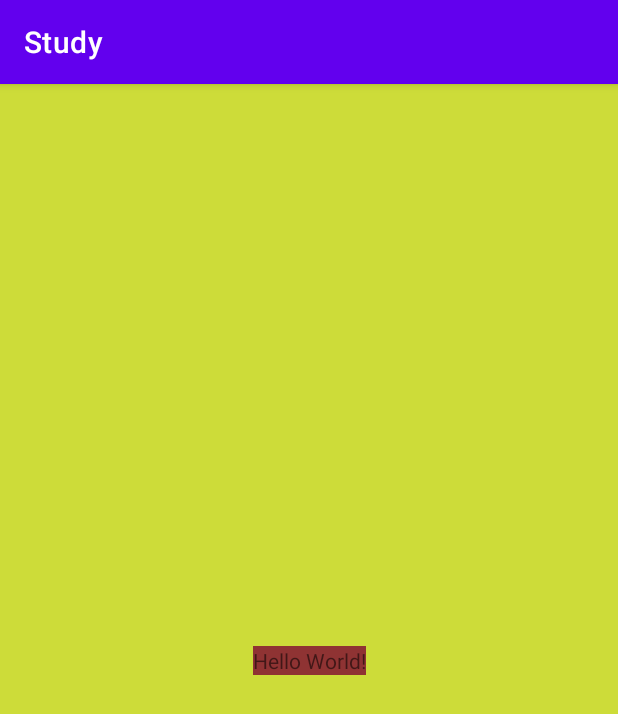
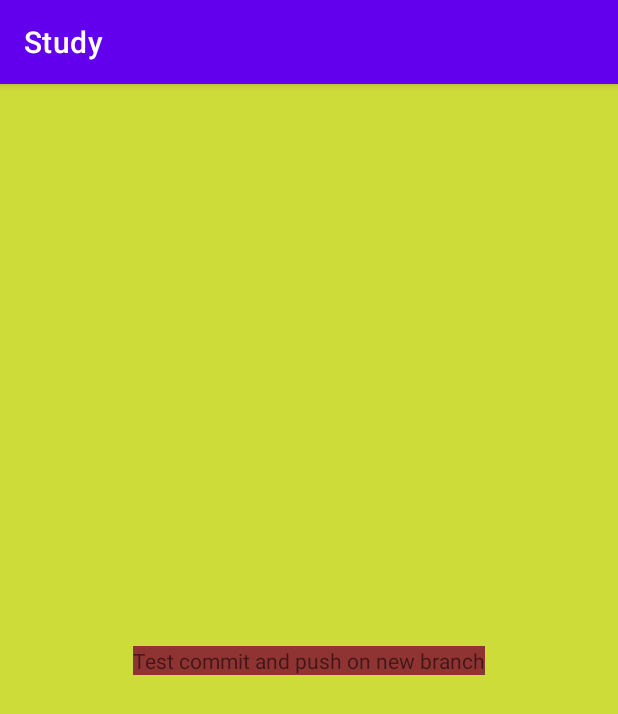
Before and after one commit to KraBr0/Study, an Android app: the screen it shows after launch (MainActivity), on a phone screen of 412 x 824 dp. Shown: the top 714 px of the screen. Run offline under Robolectric (Android 15) with nearby library versions, the phone set to English and light mode, and no system bars.

Commit message:
change txt

```diff
--- a/app/src/main/res/layout/activity_main.xml
+++ b/app/src/main/res/layout/activity_main.xml
@@ -12,7 +12,7 @@
         android:layout_width="wrap_content"
         android:layout_height="wrap_content"
         android:background="#8F3333"
-        android:text="Hello World!"
+        android:text="Test commit and push on new branch"
         app:layout_constraintBottom_toBottomOf="parent"
         app:layout_constraintEnd_toEndOf="parent"
         app:layout_constraintStart_toStartOf="parent"
```
